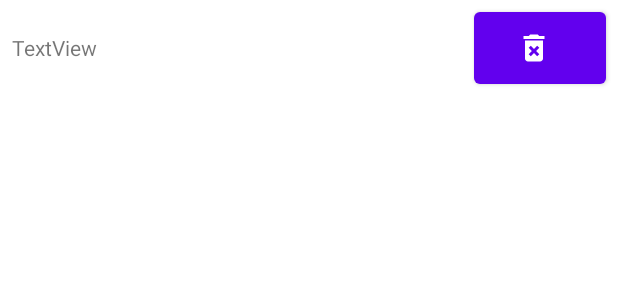
After one commit to FernandoAbitia/Moviles, an Android app: the layout row_favorite.xml on its own in the app's theme, with its tools: preview values and no code run, on a phone screen of 412 x 824 dp. The commit adds this screen. Shown: the top 300 px of the screen. Run offline under Robolectric (Android 15) with nearby library versions, the phone set to English and light mode, and no system bars.

Commit message:
MyFirstRoomDB Finalizado

```diff
--- /dev/null
+++ b/MyFirstRoomDB/app/src/main/java/com/fgonzalez/myfirstroomdb/interfaces/BottomDialogListener.kt
@@ -0,0 +1,5 @@
+package com.fgonzalez.myfirstroomdb.interfaces
+
+interface BottomDialogListener{
+    fun onClick(contentId: Long)
+}
--- a/MyFirstRoomDB/app/src/main/java/com/fgonzalezh/myfirstroomdb/adapters/FavoritesAdapter.kt
+++ b/MyFirstRoomDB/app/src/main/java/com/fgonzalezh/myfirstroomdb/adapters/FavoritesAdapter.kt
@@ -29,7 +29,9 @@ class FavoritesAdapter(private val favorites: List<Content>) : RecyclerView.Adap
         fun onBind(favorite: Content) {
             val checkboxFavorite = view.findViewById<CheckBox>(R.id.checkBox_favorite)
 
-            checkboxFavorite.setOnCheckedChangeListener{button, checked ->
+            checkboxFavorite.text = "${favorite.name} ${favorite.lastName}"
+
+            checkboxFavorite.setOnCheckedChangeListener{ _, checked ->
                 if (checked){
                     favoriteSelected.add(favorite)
                 }else{
--- a/MyFirstRoomDB/app/src/main/java/com/fgonzalezh/myfirstroomdb/models/dao/ContentDAO.kt
+++ b/MyFirstRoomDB/app/src/main/java/com/fgonzalezh/myfirstroomdb/models/dao/ContentDAO.kt
@@ -19,4 +19,7 @@ abstract class ContentDAO {
     @Query("SELECT * FROM Content")
     abstract suspend fun getAllContentSync() : List<Content>
 
+    @Query("SELECT * FROM Content WHERE id IN (:ids)")
+    abstract suspend fun getAllContentByIds(ids: List<Long>): List<Content>
+
 }
--- /dev/null
+++ b/MyFirstRoomDB/app/src/main/res/drawable/ic_baseline_delete_forever_24.xml
@@ -0,0 +1,10 @@
+<vector xmlns:android="http://schemas.android.com/apk/res/android"
+    android:width="24dp"
+    android:height="24dp"
+    android:viewportWidth="24"
+    android:viewportHeight="24"
+    android:tint="?attr/colorControlNormal">
+  <path
+      android:fillColor="@android:color/white"
+      android:pathData="M6,19c0,1.1 0.9,2 2,2h8c1.1,0 2,-0.9 2,-2L18,7L6,7v12zM8.46,11.88l1.41,-1.41L12,12.59l2.12,-2.12 1.41,1.41L13.41,14l2.12,2.12 -1.41,1.41L12,15.41l-2.12,2.12 -1.41,-1.41L10.59,14l-2.13,-2.12zM15.5,4l-1,-1h-5l-1,1L5,4v2h14L19,4z"/>
+</vector>
--- /dev/null
+++ b/MyFirstRoomDB/app/src/main/res/layout/row_favorite.xml
@@ -0,0 +1,38 @@
+<?xml version="1.0" encoding="utf-8"?>
+<androidx.constraintlayout.widget.ConstraintLayout
+    xmlns:android="http://schemas.android.com/apk/res/android"
+    xmlns:app="http://schemas.android.com/apk/res-auto"
+    xmlns:tools="http://schemas.android.com/tools"
+    android:layout_width="match_parent"
+    android:layout_height="wrap_content">
+
+    <com.google.android.material.button.MaterialButton
+        android:id="@+id/button_delete_favorite"
+        android:layout_width="wrap_content"
+        android:layout_height="wrap_content"
+        android:layout_marginTop="8dp"
+        android:layout_marginEnd="8dp"
+        android:layout_marginBottom="8dp"
+        android:insetTop="0dp"
+        android:insetBottom="0dp"
+        app:icon="@drawable/ic_baseline_delete_forever_24"
+        app:iconGravity="textStart"
+        app:layout_constraintBottom_toBottomOf="parent"
+        app:layout_constraintEnd_toEndOf="parent"
+        app:layout_constraintTop_toTopOf="parent" />
+
+    <TextView
+        android:id="@+id/textview_favorite_name"
+        android:layout_width="0dp"
+        android:layout_height="0dp"
+        android:layout_marginStart="8dp"
+        android:layout_marginTop="8dp"
+        android:layout_marginEnd="8dp"
+        android:layout_marginBottom="8dp"
+        android:gravity="center_vertical"
+        android:text="TextView"
+        app:layout_constraintBottom_toBottomOf="parent"
+        app:layout_constraintEnd_toStartOf="@+id/button_delete_favorite"
+        app:layout_constraintStart_toStartOf="parent"
+        app:layout_constraintTop_toTopOf="parent" />
+</androidx.constraintlayout.widget.ConstraintLayout>
```
Also changed, not shown: MyFirstRoomDB/app/src/main/java/com/fgonzalezh/myfirstroomdb/adapters/ContentAdapter.kt (+8 -2 lines), MyFirstRoomDB/app/src/main/java/com/fgonzalezh/myfirstroomdb/adapters/RowFavoriteAdapter.kt (added, +46 -0 lines), MyFirstRoomDB/app/src/main/java/com/fgonzalezh/myfirstroomdb/models/dao/FavoriteDAO.kt (+8 -0 lines), MyFirstRoomDB/app/src/main/java/com/fgonzalezh/myfirstroomdb/models/entities/Content.kt (+4 -5 lines), MyFirstRoomDB/app/src/main/java/com/fgonzalezh/myfirstroomdb/repositories/ContentAndFavoritesRepository.kt (+8 -0 lines), MyFirstRoomDB/app/src/main/java/com/fgonzalezh/myfirstroomdb/repositories/FavoriteRepository.kt (+6 -2 lines), MyFirstRoomDB/app/src/main/java/com/fgonzalezh/myfirstroomdb/viewmodels/ActivityAddContactViewModel.kt (+9 -8 lines), MyFirstRoomDB/app/src/main/java/com/fgonzalezh/myfirstroomdb/viewmodels/BottomSheetViewModel.kt (added, +35 -0 lines), MyFirstRoomDB/app/src/main/java/com/fgonzalezh/myfirstroomdb/views/ActivityAddContact.kt (+15 -12 lines), MyFirstRoomDB/app/src/main/java/com/fgonzalezh/myfirstroomdb/views/BottomSheetDialogFragmentFavorites.kt (added, +51 -0 lines), MyFirstRoomDB/app/src/main/java/com/fgonzalezh/myfirstroomdb/views/MainActivity.kt (+12 -2 lines), MyFirstRoomDB/app/src/main/res/layout/bottomsheet_favorites.xml (added, +19 -0 lines).
